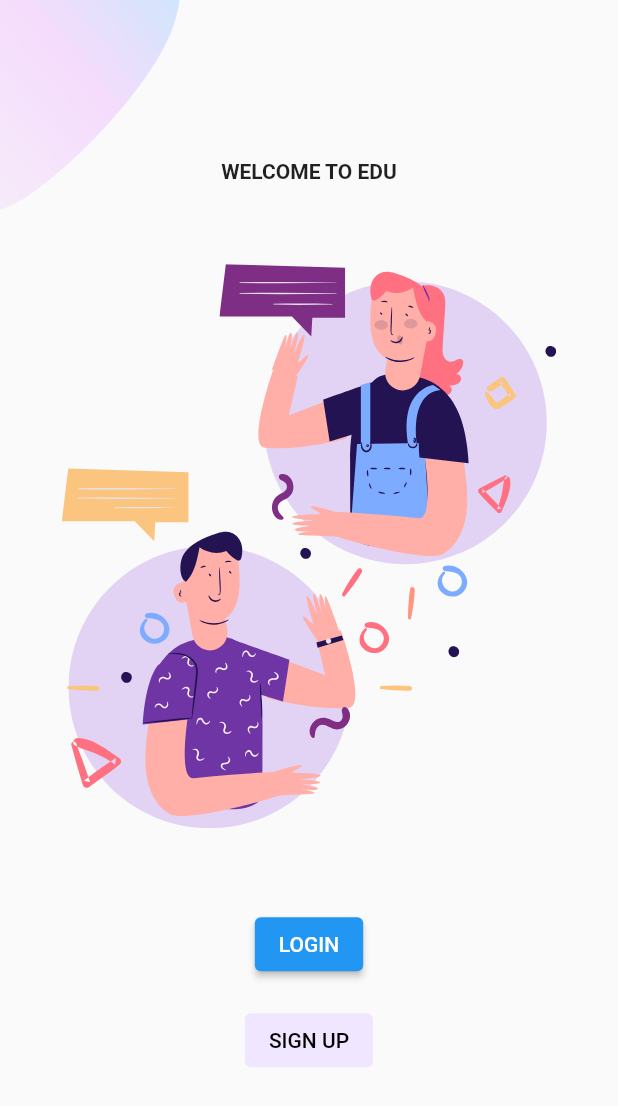
After one commit to ajianaz/learning-flutter, a Flutter app: the screen it shows after launch, after a tap on "Welcome page", on a phone screen of 412 x 824 dp. The commit adds this screen. Shown: the top 1106 px of the screen. Run offline on Flutter 3.47's test engine with Material 2 defaults, Android fonts, the phone set to English and light mode, and no system bars; our stand-ins replace flutter_svg.

Commit message:
Add Welcome Screen Responsive

```diff
--- /dev/null
+++ b/lib/components/already_have_an_account_acheck.dart
@@ -0,0 +1,35 @@
+import 'package:flutter/material.dart';
+import 'package:learn_flutter/constants.dart';
+
+class AlreadyHaveAnAccountCheck extends StatelessWidget {
+  final bool login;
+  final Function? press;
+  const AlreadyHaveAnAccountCheck({
+    Key? key,
+    this.login = true,
+    required this.press,
+  }) : super(key: key);
+
+  @override
+  Widget build(BuildContext context) {
+    return Row(
+      mainAxisAlignment: MainAxisAlignment.center,
+      children: <Widget>[
+        Text(
+          login ? "Don’t have an Account ? " : "Already have an Account ? ",
+          style: const TextStyle(color: kPrimaryColor),
+        ),
+        GestureDetector(
+          onTap: press as void Function()?,
+          child: Text(
+            login ? "Sign Up" : "Sign In",
+            style: const TextStyle(
+              color: kPrimaryColor,
+              fontWeight: FontWeight.bold,
+            ),
+          ),
+        )
+      ],
+    );
+  }
+}
--- /dev/null
+++ b/lib/components/background.dart
@@ -0,0 +1,43 @@
+import 'package:flutter/material.dart';
+
+class Background extends StatelessWidget {
+  final Widget child;
+  const Background({
+    Key? key,
+    required this.child,
+    this.topImage = "assets/images/main_top.png",
+    this.bottomImage = "assets/images/login_bottom.png",
+  }) : super(key: key);
+
+  final String topImage, bottomImage;
+
+  @override
+  Widget build(BuildContext context) {
+    return Scaffold(
+      resizeToAvoidBottomInset: false,
+      body: Container(
+        width: double.infinity,
+        height: MediaQuery.of(context).size.height,
+        child: Stack(
+          alignment: Alignment.center,
+          children: <Widget>[
+            Positioned(
+              top: 0,
+              left: 0,
+              child: Image.asset(
+                topImage,
+                width: 120,
+              ),
+            ),
+            // Positioned(
+            //   bottom: 0,
+            //   right: 0,
+            //   child: Image.asset(bottomImage, width: 120),
+            // ),
+            SafeArea(child: child),
+          ],
+        ),
+      ),
+    );
+  }
+}
--- /dev/null
+++ b/lib/constants.dart
@@ -0,0 +1,6 @@
+import 'package:flutter/material.dart';
+
+const kPrimaryColor = Color(0xFF6F35A5);
+const kPrimaryLightColor = Color(0xFFF1E6FF);
+
+const double defaultPadding = 16.0;
--- a/lib/main.dart
+++ b/lib/main.dart
@@ -3,6 +3,7 @@ import 'package:flutter/services.dart';
 import 'package:learn_flutter/screen/fetch_data/main_fetch_data.dart';
 import 'package:learn_flutter/screen/fetch_data_in_background/main_fetch_data_background.dart';
 import 'package:learn_flutter/screen/navigation_bottom/main_nav_bottom.dart';
+import 'package:learn_flutter/screen/welcome_screen/welcome_screen.dart';
 import 'package:learn_flutter/screen/widget_communications/main_widget_communications.dart';
 
 void main() => runApp(MaterialApp(
@@ -38,6 +39,14 @@ class MyAppState extends State<MyApp> {
         padding: EdgeInsets.all(15.0),
         child: ListView(
           children: <Widget>[
+            MyMenuButton(
+              title: "Welcome page",
+              actionTap: () {
+                onButtonTap(
+                  WelcomeScreen(),
+                );
+              },
+            ),
             MyMenuButton(
               title: "Navigation Bottom",
               actionTap: () {
--- /dev/null
+++ b/lib/responsive.dart
@@ -0,0 +1,36 @@
+import 'package:flutter/material.dart';
+
+class Responsive extends StatelessWidget {
+  final Widget mobile;
+  final Widget? tablet;
+  final Widget desktop;
+
+  const Responsive({
+    Key? key,
+    required this.mobile,
+    this.tablet,
+    required this.desktop,
+  }) : super(key: key);
+
+  static bool isMobile(BuildContext context) =>
+      MediaQuery.of(context).size.width < 576;
+
+  static bool isTablet(BuildContext context) =>
+      MediaQuery.of(context).size.width >= 576 &&
+      MediaQuery.of(context).size.width <= 992;
+
+  static bool isDesktop(BuildContext context) =>
+      MediaQuery.of(context).size.width > 992;
+
+  @override
+  Widget build(BuildContext context) {
+    final Size size = MediaQuery.of(context).size;
+    if (size.width > 992) {
+      return desktop;
+    } else if (size.width >= 576 && tablet != null) {
+      return tablet!;
+    } else {
+      return mobile;
+    }
+  }
+}
--- /dev/null
+++ b/lib/screen/welcome_screen/components/login_signup_btn.dart
@@ -0,0 +1,44 @@
+import 'package:flutter/material.dart';
+
+import '../../../constants.dart';
+
+class LoginAndSignupBtn extends StatelessWidget {
+  const LoginAndSignupBtn({
+    Key? key,
+  }) : super(key: key);
+
+  @override
+  Widget build(BuildContext context) {
+    return Column(
+      children: [
+        Hero(
+          tag: "login_btn",
+          child: ElevatedButton(
+            onPressed: () {
+              ScaffoldMessenger.of(context).showSnackBar(SnackBar(
+                content: Text("Sign Clicked"),
+              ));
+            },
+            child: Text(
+              "Login".toUpperCase(),
+            ),
+          ),
+        ),
+        const SizedBox(height: 16),
+        ElevatedButton(
+          onPressed: () {
+            ScaffoldMessenger.of(context).showSnackBar(SnackBar(
+              content: Text("Sign Up Clicked"),
+            ));
+          },
+          style: ElevatedButton.styleFrom(
+              primary: kPrimaryLightColor, elevation: 0),
+          child: Text(
+            "Sign Up".toUpperCase(),
+            style: TextStyle(color: Colors.black),
+          ),
+        ),
+      ],
+    );
+  }
+}
--- /dev/null
+++ b/lib/screen/welcome_screen/components/welcome_image.dart
@@ -0,0 +1,36 @@
+import 'package:flutter/material.dart';
+import 'package:flutter_svg/flutter_svg.dart';
+
+import '../../../constants.dart';
+
+class WelcomeImage extends StatelessWidget {
+  const WelcomeImage({
+    Key? key,
+  }) : super(key: key);
+
+  @override
+  Widget build(BuildContext context) {
+    return Column(
+      children: [
+        Text(
+          "WELCOME TO EDU",
+          style: TextStyle(fontWeight: FontWeight.bold),
+        ),
+        SizedBox(height: defaultPadding * 2),
+        Row(
+          children: [
+            Spacer(),
+            Expanded(
+              flex: 8,
+              child: SvgPicture.asset(
+                "assets/icons/chat.svg",
+              ),
+            ),
+            Spacer(),
+          ],
+        ),
+        SizedBox(height: defaultPadding * 2),
+      ],
+    );
+  }
+}
--- /dev/null
+++ b/lib/screen/welcome_screen/welcome_screen.dart
@@ -0,0 +1,68 @@
+import 'package:flutter/material.dart';
+
+import '../../components/background.dart';
+import '../../responsive.dart';
+import 'components/login_signup_btn.dart';
+import 'components/welcome_image.dart';
+
+class WelcomeScreen extends StatelessWidget {
+  const WelcomeScreen({Key? key}) : super(key: key);
+
+  @override
+  Widget build(BuildContext context) {
+    return Background(
+      child: SingleChildScrollView(
+        child: SafeArea(
+          child: Responsive(
+            desktop: Row(
+              mainAxisAlignment: MainAxisAlignment.end,
+              children: [
+                const Expanded(
+                  child: WelcomeImage(),
+                ),
+                Expanded(
+                  child: Row(
+                    mainAxisAlignment: MainAxisAlignment.center,
+                    children: const [
+                      SizedBox(
+                        width: 450,
+                        child: LoginAndSignupBtn(),
+                      ),
+                    ],
+                  ),
+                ),
+              ],
+            ),
+            mobile: const MobileWelcomeScreen(),
+          ),
+        ),
+      ),
+    );
+  }
+}
+
+class MobileWelcomeScreen extends StatelessWidget {
+  const MobileWelcomeScreen({
+    Key? key,
+  }) : super(key: key);
+
+  @override
+  Widget build(BuildContext context) {
+    return Column(
+      mainAxisAlignment: MainAxisAlignment.center,
+      children: <Widget>[
+        const WelcomeImage(),
+        Row(
+          children: const [
+            Spacer(),
+            Expanded(
+              flex: 8,
+              child: LoginAndSignupBtn(),
+            ),
+            Spacer(),
+          ],
+        ),
+      ],
+    );
+  }
+}
```
Also changed, not shown: pubspec.yaml (+5 -3 lines), assets/icons/chat.svg (added), assets/icons/facebook.svg (added), assets/icons/google-plus.svg (added), assets/icons/login.svg (added), assets/icons/signup.svg (added), assets/icons/twitter.svg (added), assets/images/login_bottom.png (added), assets/images/main_bottom.png (added), assets/images/main_top.png (added), assets/images/signup_top.png (added), pubspec.lock.
